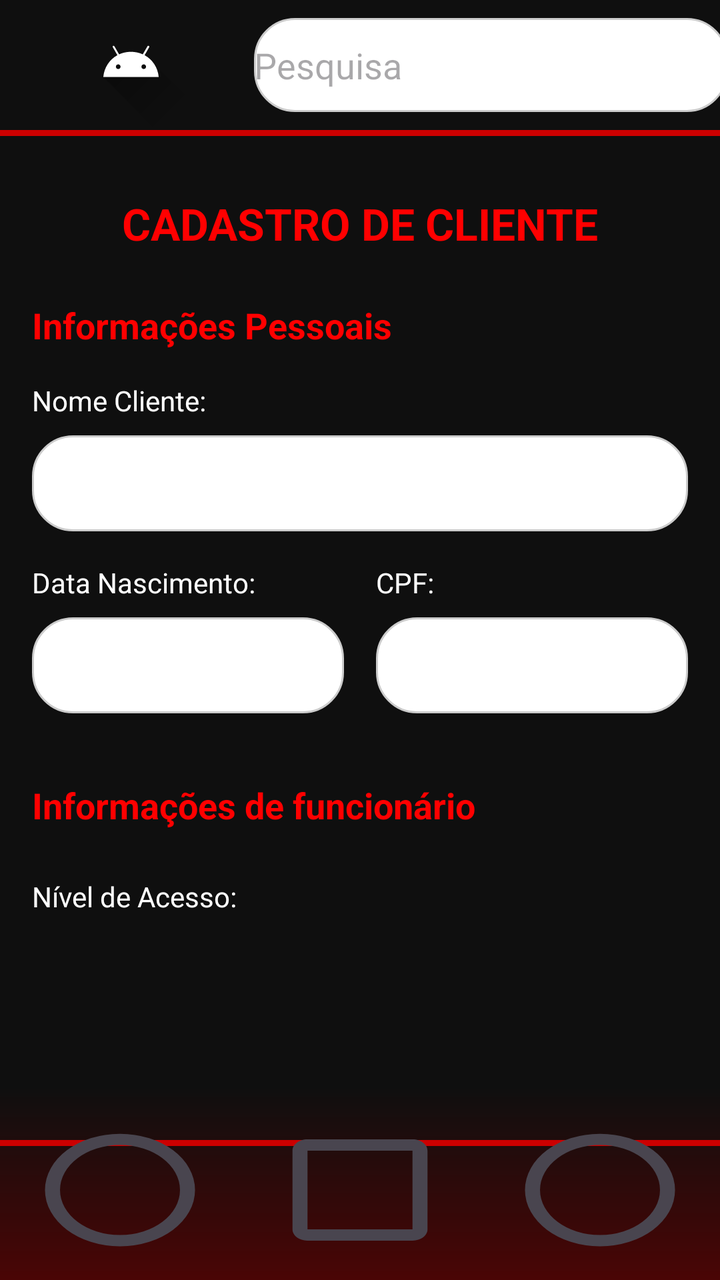
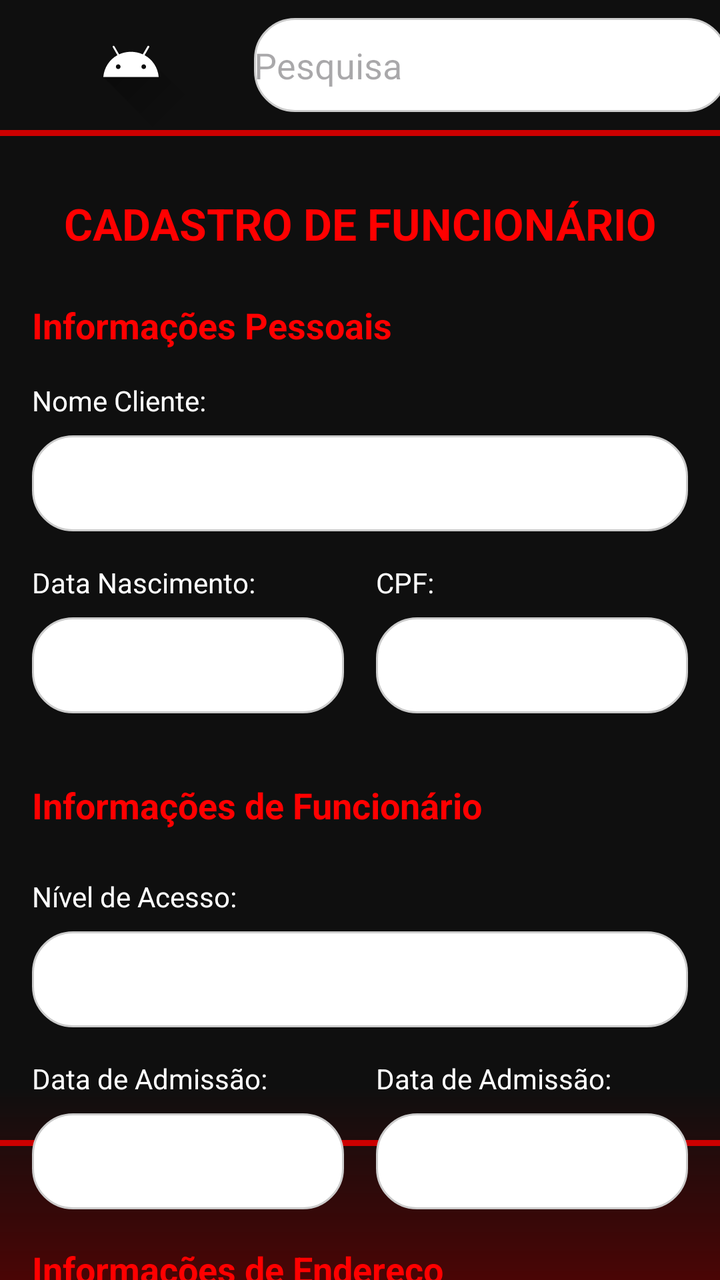

Before-and-after screenshots of an Android layout around one commit, followed by the original layout XML and the change that was made.
<!-- AndroidManifest.xml: application theme Theme.DLMTech -->
<!-- res/layout/activity_cadastro_func.xml -->
<?xml version="1.0" encoding="utf-8"?>
<androidx.constraintlayout.widget.ConstraintLayout
    xmlns:android="http://schemas.android.com/apk/res/android"
    xmlns:tools="http://schemas.android.com/tools"
    xmlns:app="http://schemas.android.com/apk/res-auto"
    android:id="@+id/main"
    android:layout_width="match_parent"
    android:layout_height="match_parent"
    tools:context=".Activity_CadastroFunc"
    android:background="@drawable/degrade"
    android:fontFamily="@font/roboto_condensed_regular"
    >

  <androidx.constraintlayout.widget.ConstraintLayout
      android:id="@+id/constraintLayout"
      android:layout_width="0dp"
      android:layout_height="65dp"
      app:layout_constraintBottom_toTopOf="@+id/linearLayout2"
      app:layout_constraintEnd_toEndOf="parent"
      app:layout_constraintStart_toStartOf="parent"
      app:layout_constraintTop_toTopOf="parent">

    <ImageView
        android:id="@+id/imageView"
        android:layout_width="131dp"
        android:layout_height="wrap_content"
        android:contentDescription="@string/logo_description"
        app:layout_constraintBottom_toBottomOf="parent"
        app:layout_constraintStart_toStartOf="parent"
        app:layout_constraintTop_toTopOf="parent"
        app:srcCompat="@drawable/ic_launcher_foreground" />

    <EditText
        android:id="@+id/editTextText2"
        android:layout_width="237dp"
        android:layout_height="47dp"
        android:layout_marginStart="8dp"
        android:layout_marginTop="7dp"
        android:layout_marginEnd="8dp"
        android:layout_marginBottom="7dp"
        android:background="@drawable/bordaredonda"
        android:ems="10"
        android:hint="Pesquisa"
        android:inputType="text"
        app:layout_constraintBottom_toBottomOf="parent"
        app:layout_constraintEnd_toEndOf="parent"
        app:layout_constraintStart_toEndOf="@+id/imageView"
        app:layout_constraintTop_toTopOf="parent" />
  </androidx.constraintlayout.widget.ConstraintLayout>

  <View
      android:id="@+id/view5"
      android:layout_width="match_parent"
      android:layout_height="3dp"
      android:layout_marginTop="64dp"
      android:background="#CC0000"
      app:layout_constraintBottom_toBottomOf="@+id/constraintLayout3"
      app:layout_constraintEnd_toEndOf="parent"
      app:layout_constraintHorizontal_bias="0.0"
      app:layout_constraintStart_toStartOf="parent"
      app:layout_constraintTop_toTopOf="@+id/constraintLayout"
      app:layout_constraintVertical_bias="0.002" />



  <View
      android:id="@+id/view4"
      android:layout_width="match_parent"
      android:layout_height="3dp"
      android:background="#CC0000"
      app:layout_constraintBottom_toBottomOf="@+id/constraintLayout3"
      app:layout_constraintEnd_toEndOf="parent"
      app:layout_constraintHorizontal_bias="0.0"
      app:layout_constraintStart_toStartOf="parent"
      app:layout_constraintTop_toTopOf="parent"
      app:layout_constraintVertical_bias="0.895" />


  <androidx.core.widget.NestedScrollView
      android:layout_width="0dp"
      android:layout_height="0dp"
      android:fillViewport="true"
      app:layout_constraintTop_toBottomOf="@+id/constraintLayout"
      app:layout_constraintBottom_toBottomOf="parent"
      app:layout_constraintStart_toStartOf="parent"
      app:layout_constraintEnd_toEndOf="parent">

    <androidx.constraintlayout.widget.ConstraintLayout
        android:layout_width="match_parent"
        android:layout_height="wrap_content"
        android:padding="16dp">

      <TextView
          android:id="@+id/txtTitulo"
          android:layout_width="wrap_content"
          android:layout_height="wrap_content"
          android:text="CADASTRO DE CLIENTE"
          android:textColor="#FF0000"
          android:textSize="22sp"
          android:textStyle="bold"
          android:layout_marginTop="16dp"
          app:layout_constraintTop_toTopOf="parent"
          app:layout_constraintStart_toStartOf="parent"
          app:layout_constraintEnd_toEndOf="parent" />

      <TextView
          android:id="@+id/txtInfoPessoais"
          android:layout_width="wrap_content"
          android:layout_height="wrap_content"
          android:text="Informações Pessoais"
          android:textColor="#FF0000"
          android:textSize="18sp"
          android:textStyle="bold"
          android:layout_marginTop="24dp"
          app:layout_constraintTop_toBottomOf="@+id/txtTitulo"
          app:layout_constraintStart_toStartOf="parent" />

      <TextView
          android:id="@+id/lblNome"
          android:layout_width="wrap_content"
          android:layout_height="wrap_content"
          android:text="Nome Cliente:"
          android:textColor="#FFFFFF"
          android:layout_marginTop="16dp"
          app:layout_constraintTop_toBottomOf="@+id/txtInfoPessoais"
          app:layout_constraintStart_toStartOf="parent" />

      <EditText
          android:id="@+id/edtNome"
          android:layout_width="0dp"
          android:layout_height="48dp"
          android:background="@drawable/bordaredonda" android:layout_marginTop="8dp"
          app:layout_constraintTop_toBottomOf="@+id/lblNome"
          app:layout_constraintStart_toStartOf="parent"
          app:layout_constraintEnd_toEndOf="parent" />

      <TextView
          android:id="@+id/lblDataNasc"
          android:layout_width="wrap_content"
          android:layout_height="wrap_content"
          android:text="Data Nascimento:"
          android:textColor="#FFFFFF"
          android:layout_marginTop="16dp"
          app:layout_constraintTop_toBottomOf="@+id/edtNome"
          app:layout_constraintStart_toStartOf="parent" />

      <EditText
          android:id="@+id/edtDataNasc"
          android:layout_width="0dp"
          android:layout_height="48dp"
          android:layout_marginTop="8dp"
          android:layout_marginEnd="8dp"
          android:background="@drawable/bordaredonda"
          app:layout_constraintTop_toBottomOf="@+id/lblDataNasc"
          app:layout_constraintStart_toStartOf="parent"
          app:layout_constraintEnd_toStartOf="@+id/edtCPF" />


      <TextView
        android:id="@+id/lblCPF"
        android:layout_width="wrap_content"
        android:layout_height="wrap_content"
        android:text="CPF:"
        android:textColor="#FFFFFF"
        app:layout_constraintTop_toTopOf="@+id/lblDataNasc"
        app:layout_constraintStart_toStartOf="@+id/edtCPF" />

      <EditText
          android:id="@+id/edtCPF"
          android:layout_width="0dp"
          android:layout_height="48dp"
          android:layout_marginStart="8dp"
          android:background="@drawable/bordaredonda"
          app:layout_constraintTop_toTopOf="@+id/edtDataNasc"
          app:layout_constraintStart_toEndOf="@+id/edtDataNasc"
          app:layout_constraintEnd_toEndOf="parent" />

      <TextView
          android:id="@+id/txtInfoPessoais2"
          android:layout_width="wrap_content"
          android:layout_height="wrap_content"
          android:layout_marginTop="264dp"
          android:text="Informações de funcionário"
          android:textColor="#FF0000"
          android:textSize="18sp"
          android:textStyle="bold"
          app:layout_constraintStart_toStartOf="parent"
          app:layout_constraintTop_toBottomOf="@+id/txtTitulo" />

      <TextView
          android:id="@+id/lblAdm"
          android:layout_width="wrap_content"
          android:layout_height="wrap_content"
          android:layout_marginTop="24dp"
          android:text="Nível de Acesso:"
          android:textColor="#FFFFFF"
          app:layout_constraintStart_toStartOf="parent"
          app:layout_constraintTop_toBottomOf="@+id/txtInfoPessoais2" />

      <EditText
          android:id="@+id/edtAdm"
          android:layout_width="0dp"
          android:layout_height="48dp"
          android:layout_marginTop="16dp"
          android:background="@drawable/bordaredonda"
          app:layout_constraintStart_toStartOf="parent"
          app:layout_constraintTop_toBottomOf="@+id/lblAdm" />

    </androidx.constraintlayout.widget.ConstraintLayout>
  </androidx.core.widget.NestedScrollView>

  <androidx.constraintlayout.widget.ConstraintLayout
      android:id="@+id/constraintLayout3"
      android:layout_width="match_parent"
      android:layout_height="90dp"
      app:layout_constraintBottom_toBottomOf="parent"
      app:layout_constraintEnd_toEndOf="parent"
      app:layout_constraintStart_toStartOf="parent">


    <ImageButton
        android:id="@+id/imageButton"
        style="@style/BtnNavegacao"
        android:background="?attr/actionModeCloseDrawable"
        android:rotationY="180"
        app:layout_constraintBottom_toBottomOf="parent"
        app:layout_constraintEnd_toEndOf="parent"
        app:layout_constraintTop_toTopOf="parent" />

    <ImageButton
        android:id="@+id/imageButton2"
        style="@style/BtnNavegacao"
        android:background="?android:attr/listChoiceIndicatorSingle"
        app:layout_constraintBottom_toBottomOf="parent"
        app:layout_constraintEnd_toStartOf="@+id/imageButton"
        app:layout_constraintStart_toEndOf="@+id/imageButton3"
        app:layout_constraintTop_toTopOf="parent" />

    <ImageButton
        android:id="@+id/imageButton3"
        style="@style/BtnNavegacao"
        android:background="?android:attr/listChoiceIndicatorMultiple"
        app:layout_constraintBottom_toBottomOf="parent"
        app:layout_constraintEnd_toStartOf="@+id/imageButton2"
        app:layout_constraintStart_toEndOf="@+id/imageButton4"
        app:layout_constraintTop_toTopOf="parent" />

    <ImageButton
        android:id="@+id/imageButton4"
        style="@style/BtnNavegacao"
        android:background="?android:attr/listChoiceIndicatorSingle"
        app:layout_constraintBottom_toBottomOf="parent"
        app:layout_constraintEnd_toStartOf="@+id/imageButton3"
        app:layout_constraintStart_toEndOf="@+id/imageButton5"
        app:layout_constraintTop_toTopOf="parent" />

    <ImageButton
        android:id="@+id/imageButton5"
        style="@style/BtnNavegacao"
        android:background="?attr/homeAsUpIndicator"
        app:layout_constraintBottom_toBottomOf="parent"
        app:layout_constraintStart_toStartOf="parent"
        app:layout_constraintTop_toTopOf="parent" />


  </androidx.constraintlayout.widget.ConstraintLayout>
</androidx.constraintlayout.widget.ConstraintLayout>
<!-- resources referenced by this layout -->
<resources>
  <!-- drawable bordaredonda (drawable) -->
  <?xml version="1.0" encoding="utf-8"?>
  <shape xmlns:android="http://schemas.android.com/apk/res/android"
      android:shape="rectangle">
      
      <solid android:color="#FFFFFF" />
  
      
      <corners android:radius="20dp" />
  
      
      <stroke
          android:width="1dp"
          android:color="#CCCCCC" />
  </shape>
  <!-- drawable degrade (drawable) -->
  <?xml version="1.0" encoding="utf-8"?>
  <shape xmlns:android="http://schemas.android.com/apk/res/android"
      android:shape="rectangle">
  
      <gradient
          android:angle="270"
          android:startColor="#0f0f0f"
          android:centerColor="#0f0f0f"
          android:centerY="0.85"
          android:endColor="#4A0505"
          android:type="linear" />
  
  </shape>
  <!-- drawable ic_launcher_foreground (drawable) -->
  <vector xmlns:android="http://schemas.android.com/apk/res/android"
      xmlns:aapt="http://schemas.android.com/aapt"
      android:width="108dp"
      android:height="108dp"
      android:viewportWidth="108"
      android:viewportHeight="108">
      <path android:pathData="M31,63.928c0,0 6.4,-11 12.1,-13.1c7.2,-2.6 26,-1.4 26,-1.4l38.1,38.1L107,108.928l-32,-1L31,63.928z">
          <aapt:attr name="android:fillColor">
              <gradient
                  android:endX="85.84757"
                  android:endY="92.4963"
                  android:startX="42.9492"
                  android:startY="49.59793"
                  android:type="linear">
                  <item
                      android:color="#44000000"
                      android:offset="0.0" />
                  <item
                      android:color="#00000000"
                      android:offset="1.0" />
              </gradient>
          </aapt:attr>
      </path>
      <path
          android:fillColor="#FFFFFF"
          android:fillType="nonZero"
          android:pathData="M65.3,45.828l3.8,-6.6c0.2,-0.4 0.1,-0.9 -0.3,-1.1c-0.4,-0.2 -0.9,-0.1 -1.1,0.3l-3.9,6.7c-6.3,-2.8 -13.4,-2.8 -19.7,0l-3.9,-6.7c-0.2,-0.4 -0.7,-0.5 -1.1,-0.3C38.8,38.328 38.7,38.828 38.9,39.228l3.8,6.6C36.2,49.428 31.7,56.028 31,63.928h46C76.3,56.028 71.8,49.428 65.3,45.828zM43.4,57.328c-0.8,0 -1.5,-0.5 -1.8,-1.2c-0.3,-0.7 -0.1,-1.5 0.4,-2.1c0.5,-0.5 1.4,-0.7 2.1,-0.4c0.7,0.3 1.2,1 1.2,1.8C45.3,56.528 44.5,57.328 43.4,57.328L43.4,57.328zM64.6,57.328c-0.8,0 -1.5,-0.5 -1.8,-1.2s-0.1,-1.5 0.4,-2.1c0.5,-0.5 1.4,-0.7 2.1,-0.4c0.7,0.3 1.2,1 1.2,1.8C66.5,56.528 65.6,57.328 64.6,57.328L64.6,57.328z"
          android:strokeWidth="1"
          android:strokeColor="#00000000" />
  </vector>
  <string name="logo_description">Logo do aplicativo DLM Tech</string>
  <style name="Theme.DLMTech" parent="Base.Theme.DLMTech" />
  <style name="Base.Theme.DLMTech" parent="Theme.Material3.DayNight.NoActionBar">
          
          
      </style>
</resources>

<!-- the commit's change to res/layout/activity_cadastro_func.xml (unified diff, before → after) -->
@@ -94,7 +94,7 @@
           android:id="@+id/txtTitulo"
           android:layout_width="wrap_content"
           android:layout_height="wrap_content"
-          android:text="CADASTRO DE CLIENTE"
+          android:text="CADASTRO DE FUNCIONÁRIO"
           android:textColor="#FF0000"
           android:textSize="22sp"
           android:textStyle="bold"
@@ -180,7 +180,7 @@
           android:layout_width="wrap_content"
           android:layout_height="wrap_content"
           android:layout_marginTop="264dp"
-          android:text="Informações de funcionário"
+          android:text="Informações de Funcionário"
           android:textColor="#FF0000"
           android:textSize="18sp"
           android:textStyle="bold"
@@ -201,10 +201,187 @@
           android:id="@+id/edtAdm"
           android:layout_width="0dp"
           android:layout_height="48dp"
+          android:layout_marginTop="8dp"
+          android:background="@drawable/bordaredonda"
+          app:layout_constraintEnd_toEndOf="parent"
+          app:layout_constraintStart_toStartOf="parent"
+          app:layout_constraintTop_toBottomOf="@+id/lblAdm" />
+
+      <TextView
+          android:id="@+id/lblDataAdm"
+          android:layout_width="wrap_content"
+          android:layout_height="wrap_content"
+          android:layout_marginTop="64dp"
+          android:text="Data de Admissão:"
+          android:textColor="#FFFFFF"
+          app:layout_constraintStart_toStartOf="parent"
+          app:layout_constraintTop_toTopOf="@+id/edtAdm"
+          />
+
+      <TextView
+          android:id="@+id/lblSal"
+          android:layout_width="wrap_content"
+          android:layout_height="wrap_content"
+          android:text="Data de Admissão:"
+          android:textColor="#FFFFFF"
+
+          app:layout_constraintStart_toStartOf="@+id/edtSal"
+          app:layout_constraintTop_toTopOf="@+id/lblDataAdm" />
+
+      <EditText
+          android:id="@+id/edtSal"
+          android:layout_width="0dp"
+          android:layout_height="48dp"
+
+          android:layout_marginStart="8dp"
+          android:background="@drawable/bordaredonda"
+          app:layout_constraintEnd_toEndOf="parent"
+          app:layout_constraintStart_toEndOf="@+id/edtDataAdm"
+          app:layout_constraintTop_toTopOf="@+id/edtDataAdm" />
+
+      <EditText
+          android:id="@+id/edtDataAdm"
+          android:layout_width="0dp"
+          android:layout_height="48dp"
+          android:layout_marginTop="8dp"
+          android:layout_marginEnd="8dp"
+          android:background="@drawable/bordaredonda"
+          app:layout_constraintEnd_toStartOf="@+id/edtSal"
+          app:layout_constraintStart_toStartOf="parent"
+          app:layout_constraintTop_toBottomOf="@+id/lblDataAdm" />
+
+      <TextView
+          android:id="@+id/txtInfoPessoais3"
+          android:layout_width="213dp"
+          android:layout_height="27dp"
+          android:layout_marginTop="496dp"
+          android:text="Informações de Endereço"
+          android:textColor="#FF0000"
+          android:textSize="18sp"
+          android:textStyle="bold"
+          app:layout_constraintStart_toStartOf="parent"
+          app:layout_constraintTop_toBottomOf="@+id/txtTitulo" />
+
+      <EditText
+          android:id="@+id/edtCep"
+          android:layout_width="163dp"
+          android:layout_height="48dp"
+          android:layout_marginTop="4dp"
+          android:background="@drawable/bordaredonda"
+          app:layout_constraintStart_toStartOf="parent"
+          app:layout_constraintTop_toTopOf="@+id/imageView3" />
+
+      <ImageView
+          android:id="@+id/imageView3"
+          android:layout_width="41dp"
+          android:layout_height="44dp"
+          android:layout_marginTop="12dp"
+          app:layout_constraintStart_toEndOf="@+id/edtCep"
+          app:layout_constraintTop_toBottomOf="@+id/lblCep"
+          app:srcCompat="@android:drawable/ic_menu_search" />
+
+      <TextView
+          android:id="@+id/lblRua"
+          android:layout_width="wrap_content"
+          android:layout_height="wrap_content"
+          android:layout_marginTop="8dp"
+          android:text="Rua:"
+          android:textColor="#FFFFFF"
+          app:layout_constraintStart_toStartOf="parent"
+          app:layout_constraintTop_toBottomOf="@+id/edtCep" />
+
+      <EditText
+          android:id="@+id/edtRua"
+          android:layout_width="0dp"
+          android:layout_height="48dp"
           android:layout_marginTop="16dp"
           android:background="@drawable/bordaredonda"
-          app:layout_constraintStart_toStartOf="parent"
-          app:layout_constraintTop_toBottomOf="@+id/lblAdm" />
+          app:layout_constraintEnd_toEndOf="parent"
+          app:layout_constraintHorizontal_bias="0.0"
+          app:layout_constraintStart_toStartOf="parent"
+          app:layout_constraintTop_toBottomOf="@+id/lblRua" />
+
+      <TextView
+          android:id="@+id/lblBairro"
+          android:layout_width="wrap_content"
+          android:layout_height="wrap_content"
+          android:text="Bairro:"
+          android:textColor="#FFFFFF"
+          app:layout_constraintBottom_toTopOf="@+id/edtBairro"
+          app:layout_constraintStart_toStartOf="@+id/edtBairro"
+          app:layout_constraintTop_toTopOf="@+id/lblNum"
+          app:layout_constraintVertical_bias="0.09" />
+
+      <EditText
+          android:id="@+id/edtNum"
+          android:layout_width="0dp"
+          android:layout_height="48dp"
+          android:layout_marginTop="20dp"
+          android:layout_marginEnd="8dp"
+          android:background="@drawable/bordaredonda"
+          app:layout_constraintEnd_toStartOf="@+id/edtBairro"
+          app:layout_constraintStart_toStartOf="parent"
+          app:layout_constraintTop_toBottomOf="@+id/lblNum" />
+
+      <TextView
+          android:id="@+id/lblNum"
+          android:layout_width="wrap_content"
+          android:layout_height="wrap_content"
+          android:layout_marginTop="20dp"
+          android:text="Número:"
+          android:textColor="#FFFFFF"
+          app:layout_constraintStart_toStartOf="parent"
+          app:layout_constraintTop_toBottomOf="@+id/edtRua" />
+
+      <EditText
+          android:id="@+id/edtBairro"
+          android:layout_width="0dp"
+          android:layout_height="48dp"
+          android:background="@drawable/bordaredonda"
+          app:layout_constraintEnd_toEndOf="parent"
+          app:layout_constraintStart_toEndOf="@+id/edtNum"
+          app:layout_constraintTop_toTopOf="@+id/edtNum" />
+
+      <TextView
+          android:id="@+id/lblCep"
+          android:layout_width="wrap_content"
+          android:layout_height="wrap_content"
+          android:layout_marginTop="20dp"
+
+          android:text="CEP:"
+          android:textColor="#FFFFFF"
+          app:layout_constraintStart_toStartOf="parent"
+          app:layout_constraintTop_toBottomOf="@+id/txtInfoPessoais3" />
+      <Button
+          android:id="@+id/button"
+          android:layout_width="wrap_content"
+          android:layout_height="wrap_content"
+          android:layout_marginStart="56dp"
+          android:layout_marginTop="28dp"
+          android:backgroundTint="#B22222"
+          android:text="Cancelar"
+          android:textStyle="bold"
+          app:cornerRadius="15px"
+          app:layout_constraintBottom_toBottomOf="@+id/button"
+          app:layout_constraintStart_toStartOf="parent"
+          app:layout_constraintTop_toBottomOf="@+id/edtNum"
+          app:layout_constraintVertical_bias="0.0" />
+
+      <Button
+          android:id="@+id/button"
+          android:layout_width="wrap_content"
+          android:layout_height="wrap_content"
+          android:layout_marginTop="28dp"
+          android:backgroundTint="#B22222"
+          android:text="Salvar"
+          android:textStyle="bold"
+          app:cornerRadius="15px"
+          app:layout_constraintEnd_toEndOf="parent"
+          app:layout_constraintHorizontal_bias="0.763"
+          app:layout_constraintStart_toEndOf="@+id/button"
+          app:layout_constraintTop_toBottomOf="@+id/edtBairro" />
+
+
 
     </androidx.constraintlayout.widget.ConstraintLayout>
   </androidx.core.widget.NestedScrollView>
@@ -213,9 +390,11 @@
       android:id="@+id/constraintLayout3"
       android:layout_width="match_parent"
       android:layout_height="90dp"
+      android:visibility="invisible"
       app:layout_constraintBottom_toBottomOf="parent"
       app:layout_constraintEnd_toEndOf="parent"
-      app:layout_constraintStart_toStartOf="parent">
+      app:layout_constraintStart_toStartOf="parent"
+      tools:visibility="invisible">
 
 
     <ImageButton
